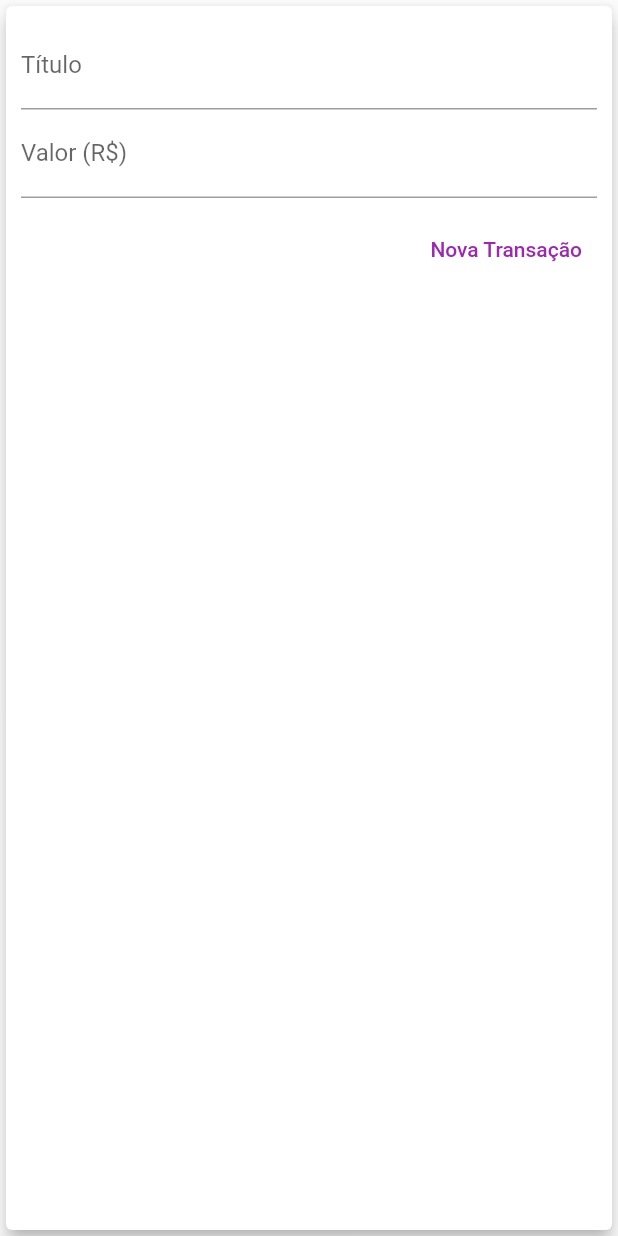
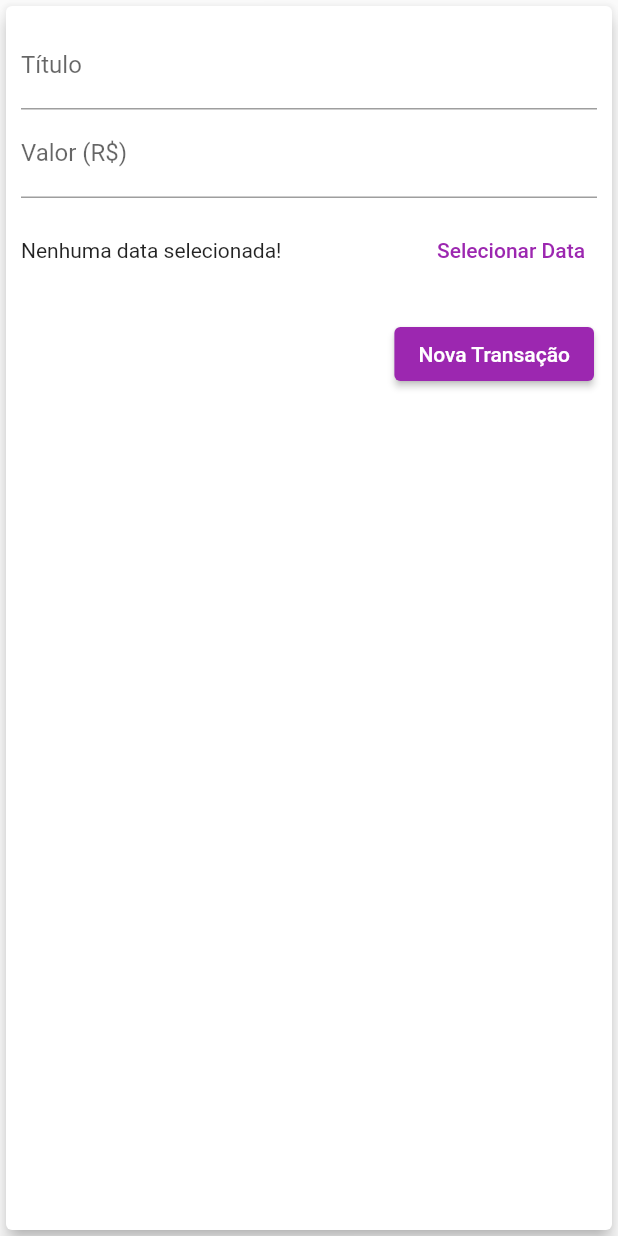
Before and after one commit to V-Icaro/Expenses-Flutter, a Flutter app: the TransactionForm widget shown alone on an empty page, opened directly, after a tap on "Nova Transação", on a phone screen of 412 x 824 dp. Run offline on Flutter 3.47's test engine with Material 2 defaults, Android fonts, the phone set to English and light mode, and no system bars.

Commit message:
Alterações layout TransactionForm pegando data com DatePicker

```diff
--- a/lib/components/transaction_form.dart
+++ b/lib/components/transaction_form.dart
@@ -1,4 +1,5 @@
 import 'package:flutter/material.dart';
+import 'package:intl/intl.dart';
 
 class TransactionForm extends StatefulWidget {
   const TransactionForm({
@@ -13,19 +14,36 @@ class TransactionForm extends StatefulWidget {
 }
 
 class _TransactionFormState extends State<TransactionForm> {
-  final titleController = TextEditingController();
-
-  final valueController = TextEditingController();
+  final _titleController = TextEditingController();
+  final _valueController = TextEditingController();
+  DateTime? _selectedDate;
 
   _submitForm() {
-    final title = titleController.text;
-    final value = double.tryParse(valueController.text) ?? 0.0;
+    final title = _titleController.text;
+    final value = double.tryParse(_valueController.text) ?? 0.0;
 
     if (title.isEmpty || value <= 0) {
       return;
     }
 
     widget.onSubmit!(title, value);
+  }
+
+  _showDatePicker() {
+    showDatePicker(
+      context: context,
+      initialDate: DateTime.now(),
+      firstDate: DateTime(2021),
+      lastDate: DateTime.now(),
+    ).then((pickedDate) {
+      if (pickedDate == null) {
+        return;
+      }
+
+      setState(() {
+        _selectedDate = pickedDate;
+      });
+    });
   }
 
   @override
@@ -37,16 +55,41 @@ class _TransactionFormState extends State<TransactionForm> {
         child: Column(
           children: [
             TextField(
-              controller: titleController,
+              controller: _titleController,
               onSubmitted: (_) => _submitForm(),
               decoration: const InputDecoration(labelText: 'Título'),
             ),
             TextField(
-              controller: valueController,
+              controller: _valueController,
               keyboardType:
                   const TextInputType.numberWithOptions(decimal: true),
               onSubmitted: (_) => _submitForm(),
               decoration: const InputDecoration(labelText: 'Valor (R\$)'),
+            ),
+            SizedBox(
+              height: 70,
+              child: Row(
+                children: [
+                  Expanded(
+                    child: Text(
+                      _selectedDate == null
+                          ? 'Nenhuma data selecionada!'
+                          : 'Data Selecionada: ${DateFormat('dd/MM/y').format(_selectedDate!)}',
+                    ),
+                  ),
+                  const SizedBox(
+                    width: 10,
+                  ),
+                  TextButton(
+                    style: TextButton.styleFrom(
+                      backgroundColor: Colors.white,
+                      foregroundColor: Colors.purple,
+                    ),
+                    onPressed: _showDatePicker,
+                    child: const Text('Selecionar Data'),
+                  ),
+                ],
+              ),
             ),
             Row(
               mainAxisAlignment: MainAxisAlignment.end,
@@ -54,12 +97,14 @@ class _TransactionFormState extends State<TransactionForm> {
                 Container(
                   margin:
                       const EdgeInsets.symmetric(horizontal: 2, vertical: 10),
-                  child: TextButton(
-                      style: TextButton.styleFrom(
-                          backgroundColor: Colors.white,
-                          foregroundColor: Colors.purple),
-                      onPressed: _submitForm,
-                      child: const Text('Nova Transação')),
+                  child: ElevatedButton(
+                    style: ElevatedButton.styleFrom(
+                      backgroundColor: Colors.purple,
+                      foregroundColor: Colors.white,
+                    ),
+                    onPressed: _submitForm,
+                    child: const Text('Nova Transação'),
+                  ),
                 ),
               ],
             )
```
